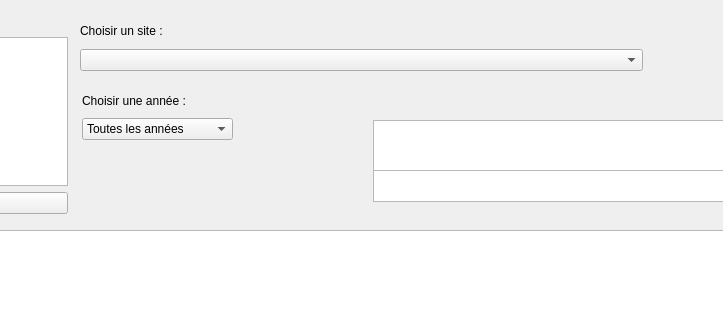
Old version of the form ui_bdsuivis_dialog.ui in the repository VincentD/bdtravaux; both pictures show x 319 to 1042 and y 0 to 320 of the 1222 by 710 pixel window.
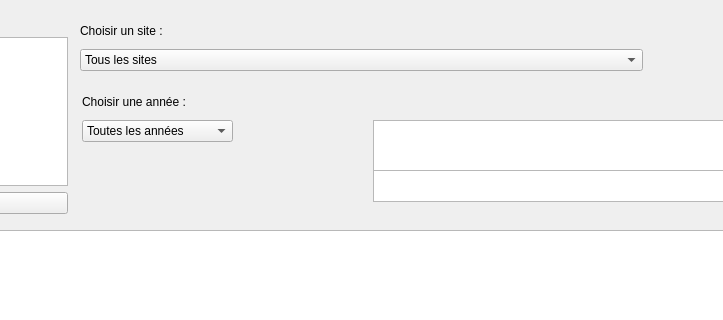
New version of the form.

Commit message: Module Suivi : ajoute du filtre par site

```diff
--- a/ui_bdsuivis_dialog.ui
+++ b/ui_bdsuivis_dialog.ui
@@ -148,7 +148,7 @@
      <x>401</x>
      <y>90</y>
      <width>151</width>
-     <height>50</height>
+     <height>52</height>
     </rect>
    </property>
    <layout class="QVBoxLayout" name="verticalLayout_2">
@@ -286,7 +286,7 @@
     </item>
    </layout>
   </widget>
-  <widget class="QWidget" name="">
+  <widget class="QWidget" name="layoutWidget">
    <property name="geometry">
     <rect>
      <x>399</x>
@@ -306,8 +306,13 @@
     <item>
      <widget class="QComboBox" name="cbx_chsite">
       <property name="currentIndex">
-       <number>-1</number>
+       <number>0</number>
       </property>
+      <item>
+       <property name="text">
+        <string>Tous les sites</string>
+       </property>
+      </item>
      </widget>
     </item>
    </layout>
```
The commit also changes 1 other file.
